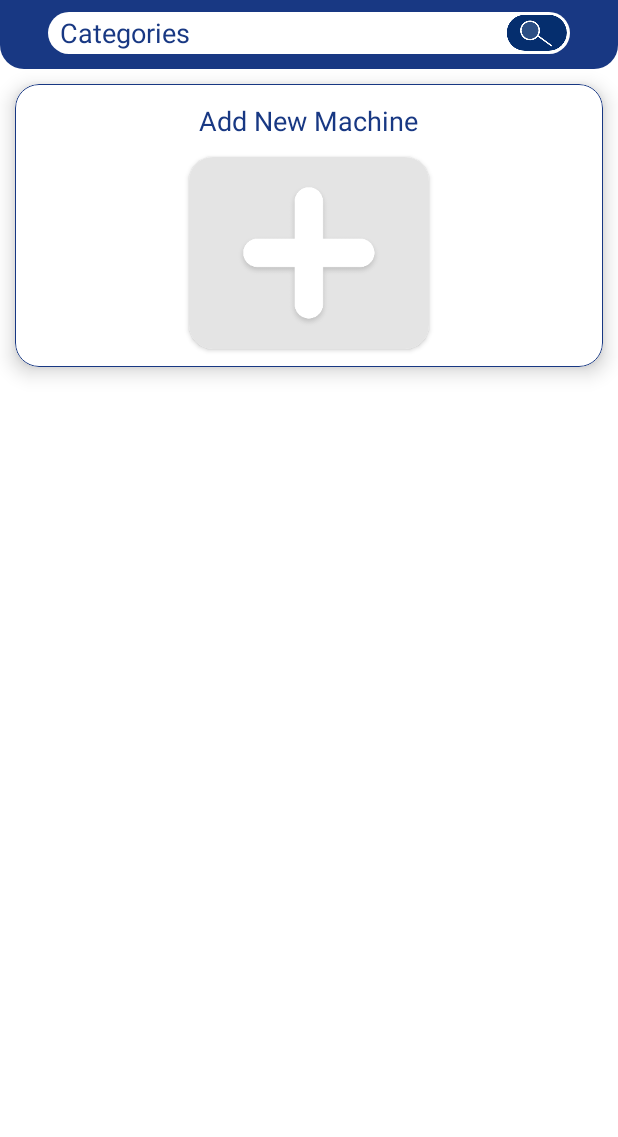
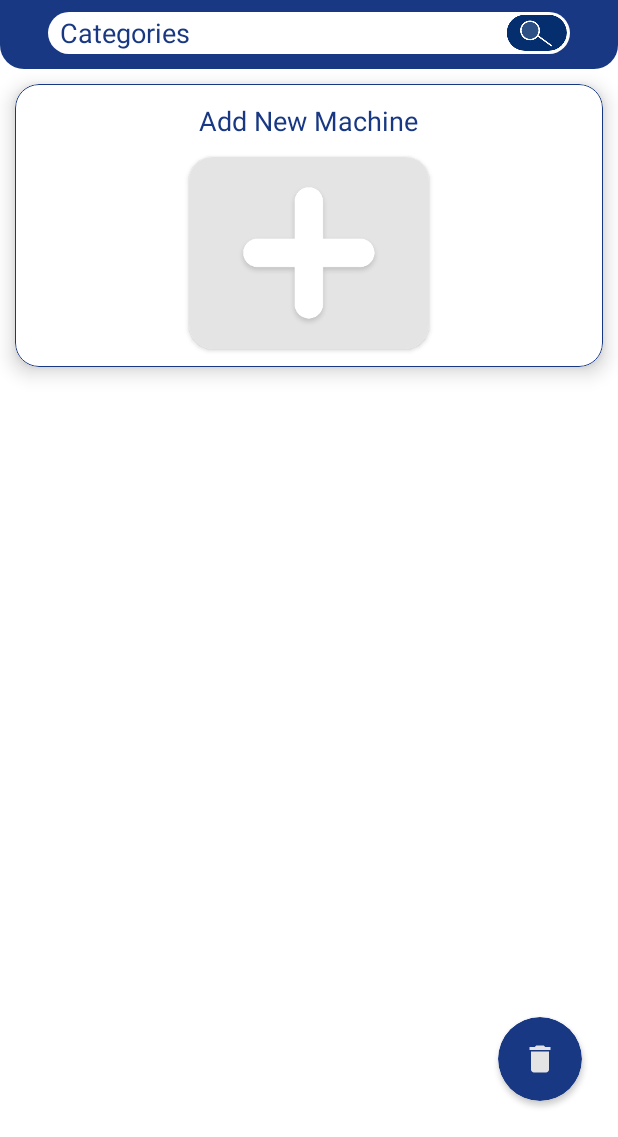
Before and after one commit to reaper1210/SSPI-ADMIN, an Android app: the MachinesActivity screen opened directly, with no data from a screen before it, on a phone screen of 412 x 824 dp, the part 99-1236 px from its top. Run offline under Robolectric (Android 15) with nearby library versions, the phone set to English and light mode, and no system bars; our stand-ins replace Firebase (no records; nobody signed in at launch, a user with empty details on screens opened directly).

Commit message:
Delete Category feature added

```diff
--- a/app/src/main/java/com/petblowmachine/sspi_admin/activity/AddNewCategory.kt
+++ b/app/src/main/java/com/petblowmachine/sspi_admin/activity/AddNewCategory.kt
@@ -90,10 +90,8 @@ class AddNewCategory : AppCompatActivity() {
                 db.collection("categories").document(Applic.categoryName)
                     .update("categoryImg", Applic.categoryImg)
                     .addOnSuccessListener {
-                        Toast.makeText(this, "Category Added Successfully", Toast.LENGTH_SHORT)
-                            .show()
+                        Toast.makeText(this, "Category Added Successfully", Toast.LENGTH_SHORT).show()
                         val intent = Intent(this@AddNewCategory, MainActivity::class.java)
-                        intent.addFlags(Intent.FLAG_ACTIVITY_CLEAR_TOP or Intent.FLAG_ACTIVITY_CLEAR_TASK or Intent.FLAG_ACTIVITY_NEW_TASK)
                         startActivity(intent)
                     }
             }
--- a/app/src/main/java/com/petblowmachine/sspi_admin/activity/MainActivity.kt
+++ b/app/src/main/java/com/petblowmachine/sspi_admin/activity/MainActivity.kt
@@ -77,4 +77,9 @@ class MainActivity : AppCompatActivity() {
             tab.requestLayout()
         }
     }
+
+    override fun onBackPressed() {
+        finishAffinity()
+    }
+
 }
--- /dev/null
+++ b/app/src/main/res/drawable/ic_delete.xml
@@ -0,0 +1,5 @@
+<vector android:height="24dp" android:tint="#E4E4E4"
+    android:viewportHeight="24" android:viewportWidth="24"
+    android:width="24dp" xmlns:android="http://schemas.android.com/apk/res/android">
+    <path android:fillColor="@android:color/white" android:pathData="M6,19c0,1.1 0.9,2 2,2h8c1.1,0 2,-0.9 2,-2V7H6v12zM19,4h-3.5l-1,-1h-5l-1,1H5v2h14V4z"/>
+</vector>
--- a/app/src/main/res/layout/activity_machines.xml
+++ b/app/src/main/res/layout/activity_machines.xml
@@ -64,4 +64,24 @@
         android:layout_below="@id/headMachinesAct"
         android:layout_centerHorizontal="true" />
 
+    <androidx.cardview.widget.CardView
+        android:id="@+id/deleteCategoryCardView"
+        android:layout_width="wrap_content"
+        android:layout_height="wrap_content"
+        android:layout_marginEnd="24dp"
+        android:layout_marginBottom="24dp"
+        android:layout_alignParentBottom="true"
+        android:layout_alignParentEnd="true"
+        app:cardCornerRadius="100dp"
+        android:backgroundTint="@color/primary_color">
+
+        <ImageView
+            android:id="@+id/imgDeleteCategory"
+            android:layout_width="wrap_content"
+            android:layout_height="wrap_content"
+            android:layout_margin="16dp"
+            android:src="@drawable/ic_delete" />
+
+    </androidx.cardview.widget.CardView>
+
 </RelativeLayout>
--- a/app/src/main/res/layout/fragment_categories.xml
+++ b/app/src/main/res/layout/fragment_categories.xml
@@ -1,9 +1,9 @@
 <?xml version="1.0" encoding="utf-8"?>
-<RelativeLayout
-    xmlns:android="http://schemas.android.com/apk/res/android"
+<RelativeLayout xmlns:android="http://schemas.android.com/apk/res/android"
     xmlns:tools="http://schemas.android.com/tools"
     android:layout_width="match_parent"
     android:layout_height="match_parent"
+    xmlns:app="http://schemas.android.com/apk/res-auto"
     tools:context=".fragment.Categories">
 
     <androidx.recyclerview.widget.RecyclerView
--- a/app/src/main/res/values-night/themes.xml
+++ b/app/src/main/res/values-night/themes.xml
@@ -11,5 +11,6 @@
         <item name="colorOnSecondary">@color/secondary_dark</item>
         <!-- Status bar color. -->
         <item name="android:statusBarColor" tools:targetApi="l">@color/primary_color</item>
+        <item name="android:forceDarkAllowed" tools:targetApi="q">false</item>
     </style>
 </resources>
--- a/app/src/main/res/values/themes.xml
+++ b/app/src/main/res/values/themes.xml
@@ -10,5 +10,6 @@
         <item name="colorOnSecondary">@color/secondary_dark</item>
         <!-- Status bar color. -->
         <item name="android:statusBarColor" tools:targetApi="l">@color/primary_color</item>
+        <item name="android:forceDarkAllowed" tools:targetApi="q">false</item>
     </style>
 </resources>
```
Also changed, not shown: app/src/main/java/com/petblowmachine/sspi_admin/activity/AddNewMachine.kt (+30 -5 lines), app/src/main/java/com/petblowmachine/sspi_admin/activity/MachinesActivity.kt (+35 -0 lines).
